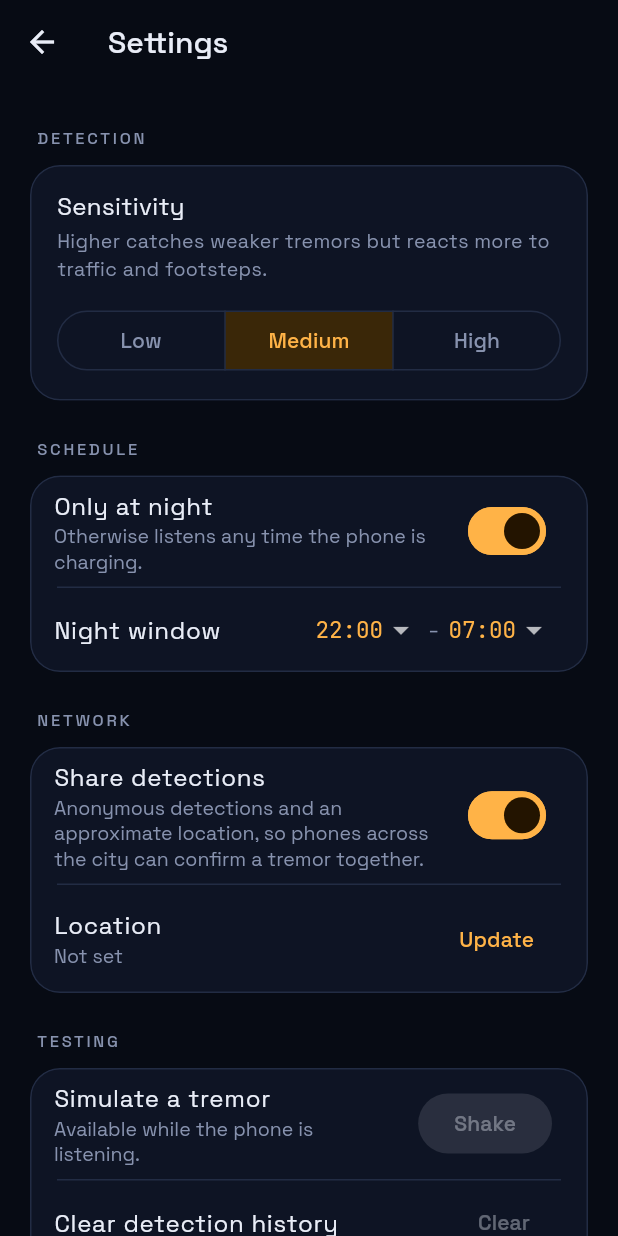
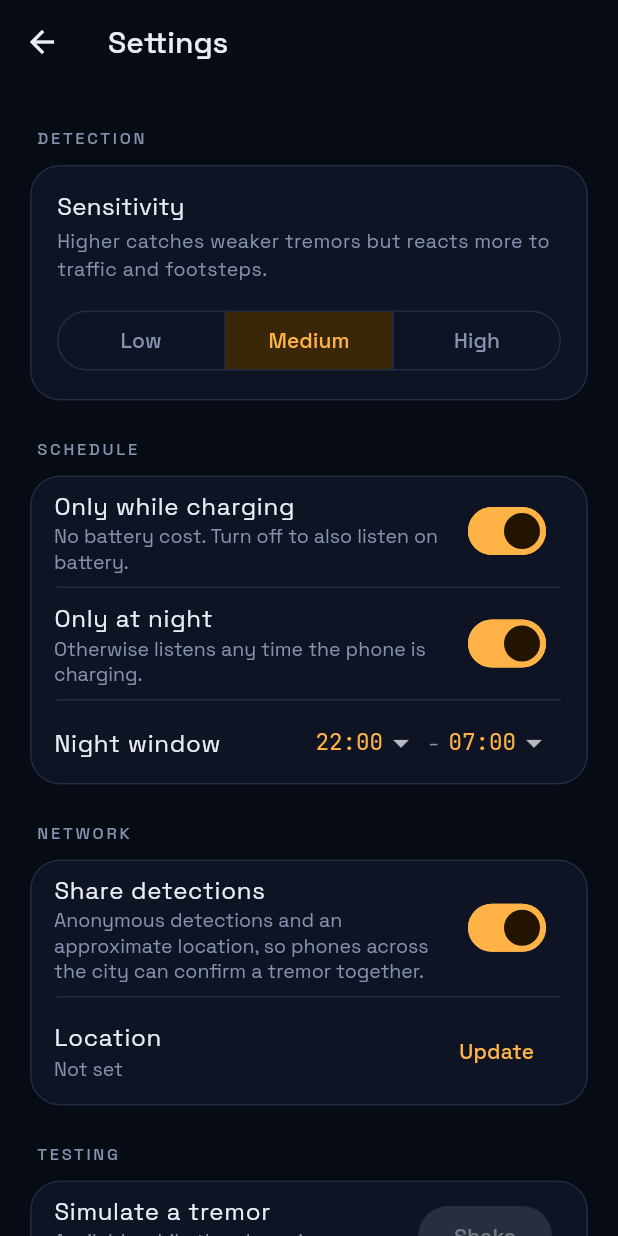
Before and after one commit to Kidyoh/Seismograph, a Flutter app: the screen it shows after launch, after a tap on the "tune" icon, on a phone screen of 412 x 824 dp. Run offline on Flutter 3.47's test engine with Material 3 defaults, Android fonts, the phone set to English and light mode, and no system bars; our stand-ins replace battery_plus, cloud_firestore, firebase_auth, firebase_core, geolocator, permission_handler and 2 more; missing offline and left inert: flutter_background_service; accounts and stored records are empty; network calls fail.

Commit message:
Allow listening on battery, not just while charging
- New "Only while charging" setting (on by default). When off, the
  service also listens on battery and pauses below 20% charge
- Asks for the battery-optimization exemption when switched off so
  Android keeps the sensor running with the screen off
- New "Paused: battery low" state in the gate, status and notification
- Bump version to 1.3.0

Co-Authored-By: Claude Opus 5.5 <noreply@anthropic.com>
Claude-Session: https://claude.ai/code/session_01184xLYNatMKFutKipSfq3p

```diff
--- a/app/lib/src/settings.dart
+++ b/app/lib/src/settings.dart
@@ -25,6 +25,7 @@ class MonitorSettings {
     this.enabled = false,
     this.sensitivity = Sensitivity.medium,
     this.nightOnly = true,
+    this.requireCharger = true,
     this.startHour = 22,
     this.endHour = 7,
     this.shareWithNetwork = true,
@@ -37,6 +38,10 @@ class MonitorSettings {
   final bool enabled;
   final Sensitivity sensitivity;
   final bool nightOnly;
+
+  /// Only listen while plugged in. When false the app also listens on
+  /// battery, down to [minBatteryPercent].
+  final bool requireCharger;
 
   /// Night window in local hours, [startHour] inclusive to [endHour]
   /// exclusive. May wrap past midnight.
@@ -54,6 +59,7 @@ class MonitorSettings {
     bool? enabled,
     Sensitivity? sensitivity,
     bool? nightOnly,
+    bool? requireCharger,
     int? startHour,
     int? endHour,
     bool? shareWithNetwork,
@@ -64,6 +70,7 @@ class MonitorSettings {
         enabled: enabled ?? this.enabled,
         sensitivity: sensitivity ?? this.sensitivity,
         nightOnly: nightOnly ?? this.nightOnly,
+        requireCharger: requireCharger ?? this.requireCharger,
         startHour: startHour ?? this.startHour,
         endHour: endHour ?? this.endHour,
         shareWithNetwork: shareWithNetwork ?? this.shareWithNetwork,
@@ -74,6 +81,7 @@ class MonitorSettings {
   static const _kEnabled = 'enabled';
   static const _kSensitivity = 'sensitivity';
   static const _kNightOnly = 'nightOnly';
+  static const _kRequireCharger = 'requireCharger';
   static const _kStartHour = 'startHour';
   static const _kEndHour = 'endHour';
   static const _kShare = 'shareWithNetwork';
@@ -91,6 +99,7 @@ class MonitorSettings {
         orElse: () => d.sensitivity,
       ),
       nightOnly: await p.getBool(_kNightOnly) ?? d.nightOnly,
+      requireCharger: await p.getBool(_kRequireCharger) ?? d.requireCharger,
       startHour: await p.getInt(_kStartHour) ?? d.startHour,
       endHour: await p.getInt(_kEndHour) ?? d.endHour,
       shareWithNetwork: await p.getBool(_kShare) ?? d.shareWithNetwork,
@@ -104,6 +113,7 @@ class MonitorSettings {
     await p.setBool(_kEnabled, enabled);
     await p.setString(_kSensitivity, sensitivity.name);
     await p.setBool(_kNightOnly, nightOnly);
+    await p.setBool(_kRequireCharger, requireCharger);
     await p.setInt(_kStartHour, startHour);
     await p.setInt(_kEndHour, endHour);
     await p.setBool(_kShare, shareWithNetwork);
@@ -118,6 +128,7 @@ class MonitorSettings {
 enum GateStatus {
   disabled('Monitoring is off'),
   notCharging('Waiting for charger'),
+  lowBattery('Paused: battery low'),
   outsideHours('Waiting for night window'),
   open('Listening');
 
@@ -125,14 +136,22 @@ enum GateStatus {
   final String label;
 }
 
+/// On battery, stop listening below this charge so the phone still has
+/// plenty left in the morning.
+const minBatteryPercent = 20;
+
 /// Decides whether the accelerometer should run.
 GateStatus evaluateGate({
   required MonitorSettings settings,
   required bool pluggedIn,
   required DateTime now,
+  int batteryPercent = 100,
 }) {
   if (!settings.enabled) return GateStatus.disabled;
-  if (!pluggedIn) return GateStatus.notCharging;
+  if (!pluggedIn) {
+    if (settings.requireCharger) return GateStatus.notCharging;
+    if (batteryPercent < minBatteryPercent) return GateStatus.lowBattery;
+  }
   if (settings.nightOnly &&
       !isWithinHours(now.hour, settings.startHour, settings.endHour)) {
     return GateStatus.outsideHours;
--- a/app/lib/src/ui/home_page.dart
+++ b/app/lib/src/ui/home_page.dart
@@ -87,9 +87,17 @@ class _StatusView {
             Palette.muted,
             idleHint: 'Plug in to start',
           ),
+        GateStatus.lowBattery => const _StatusView(
+            'Paused',
+            'Battery below $minBatteryPercent%. Plug in to keep listening.',
+            Palette.muted,
+            idleHint: 'Battery low',
+          ),
         GateStatus.outsideHours => _StatusView(
             'Resting',
-            'Starts at ${_hour(settings.startHour)} while charging',
+            settings.requireCharger
+                ? 'Starts at ${_hour(settings.startHour)} while charging'
+                : 'Starts at ${_hour(settings.startHour)}',
             Palette.muted,
             idleHint: 'Back at ${_hour(settings.startHour)}',
           ),
@@ -441,8 +449,12 @@ class _Conditions extends StatelessWidget {
       children: [
         _Chip(
           icon: s.pluggedIn ? Icons.bolt_rounded : Icons.battery_std_rounded,
-          text: settings.enabled ? (s.pluggedIn ? 'Charging' : 'On battery') : 'Needs charger',
-          on: s.pluggedIn,
+          text: s.pluggedIn
+              ? 'Charging'
+              : settings.requireCharger
+                  ? 'Needs charger'
+                  : 'On battery',
+          on: s.pluggedIn || (!settings.requireCharger && s.gate != GateStatus.lowBattery),
         ),
         _Chip(
           icon: Icons.bedtime_rounded,
@@ -509,7 +521,9 @@ class _MonitoringToggle extends StatelessWidget {
                     Text(
                       on
                           ? 'Leave it flat on a nightstand, not on the bed'
-                          : 'Listens only while charging, so no battery cost',
+                          : settings.requireCharger
+                              ? 'Listens only while charging, so no battery cost'
+                              : 'Listens on battery too, until $minBatteryPercent% is left',
                       style: const TextStyle(fontSize: 13, color: Palette.muted),
                     ),
                   ],
--- a/app/lib/src/ui/settings_page.dart
+++ b/app/lib/src/ui/settings_page.dart
@@ -59,8 +59,23 @@ class SettingsPage extends StatelessWidget {
                 label: 'SCHEDULE',
                 children: [
                   SwitchListTile(
+                    title: const Text('Only while charging'),
+                    subtitle: Text(
+                      s.requireCharger
+                          ? 'No battery cost. Turn off to also listen on battery.'
+                          : 'Also listens on battery and pauses at $minBatteryPercent%. '
+                              'Uses extra battery overnight.',
+                    ),
+                    value: s.requireCharger,
+                    onChanged: controller.setRequireCharger,
+                  ),
+                  SwitchListTile(
                     title: const Text('Only at night'),
-                    subtitle: const Text('Otherwise listens any time the phone is charging.'),
+                    subtitle: Text(
+                      s.requireCharger
+                          ? 'Otherwise listens any time the phone is charging.'
+                          : 'Otherwise listens all day.',
+                    ),
                     value: s.nightOnly,
                     onChanged: (v) => controller.update(s.copyWith(nightOnly: v)),
                   ),
--- a/app/pubspec.yaml
+++ b/app/pubspec.yaml
@@ -16,7 +16,7 @@ publish_to: 'none' # Remove this line if you wish to publish to pub.dev
 # https://developer.apple.com/library/archive/documentation/General/Reference/InfoPlistKeyReference/Articles/CoreFoundationKeys.html
 # In Windows, build-name is used as the major, minor, and patch parts
 # of the product and file versions while build-number is used as the build suffix.
-version: 1.2.0+3
+version: 1.3.0+4
 
 environment:
   sdk: ^3.13.5
```
Also changed, not shown: app/lib/src/service/monitor_service.dart (+18 -3 lines), app/lib/src/ui/monitor_controller.dart (+8 -0 lines), 3 other files.
